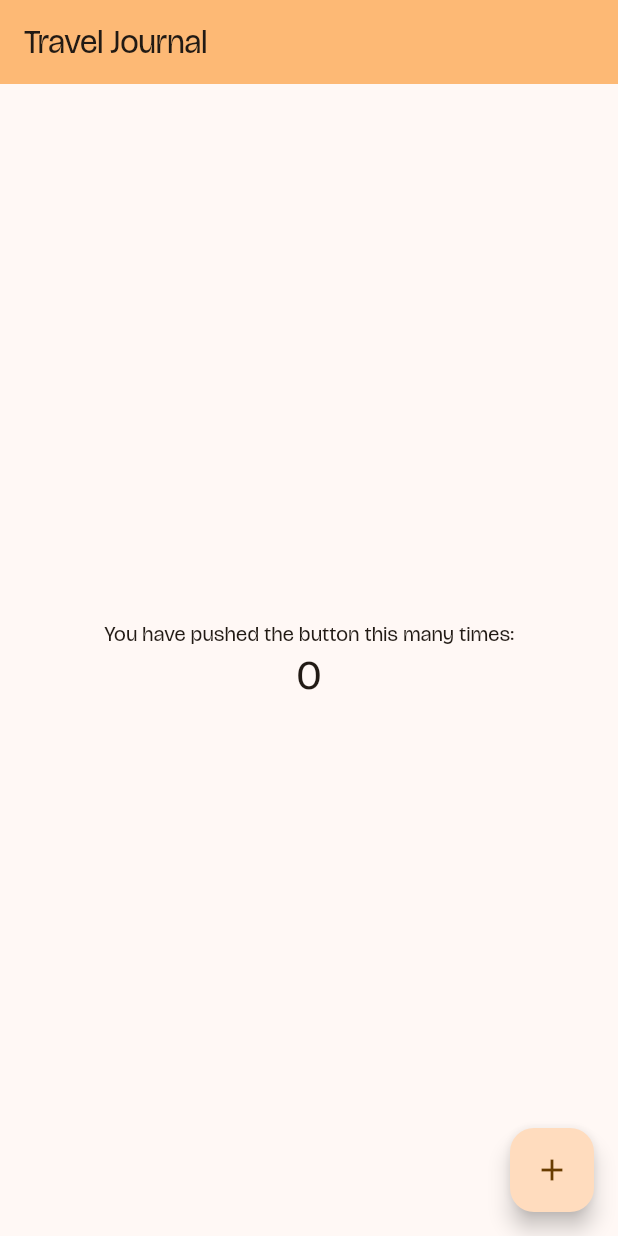
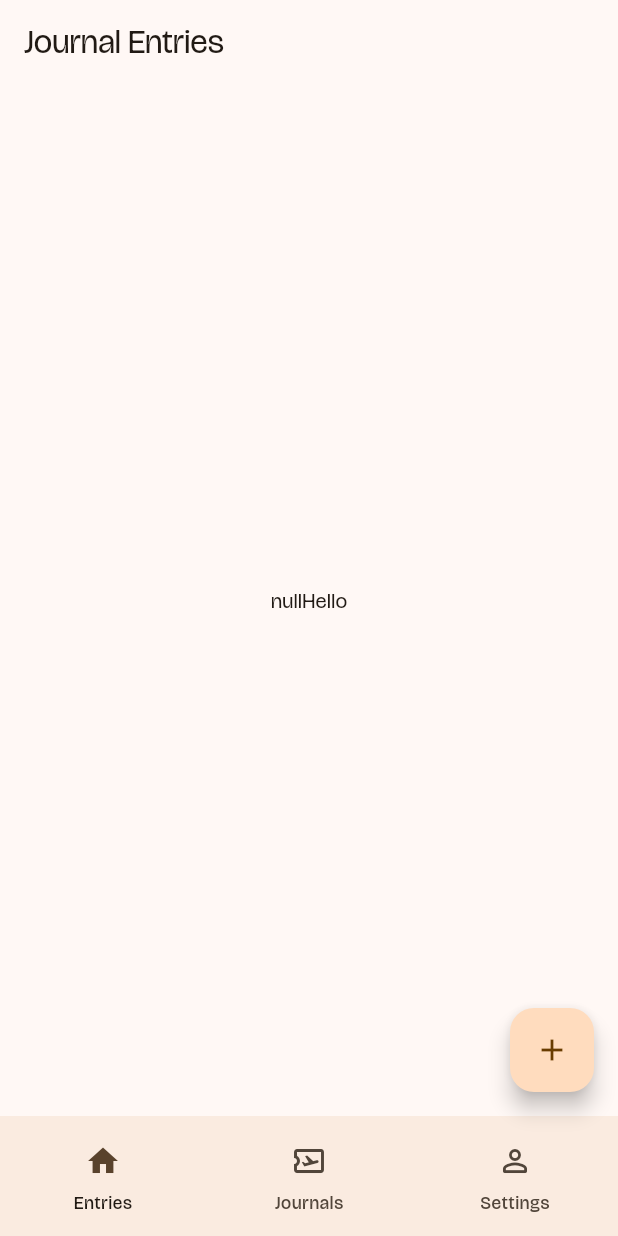
Before and after one commit to jayam04/travel_journal, a Flutter app: the screen it shows after launch, on a phone screen of 412 x 824 dp. Run offline on Flutter 3.47's test engine with Material 3 defaults, Android fonts, the phone set to English and light mode, and no system bars; our stand-ins replace firebase_auth, firebase_core; accounts and stored records are empty.

```diff
--- /dev/null
+++ b/devtools_options.yaml
@@ -0,0 +1,3 @@
+description: This file stores settings for Dart & Flutter DevTools.
+documentation: https://docs.flutter.dev/tools/devtools/extensions#configure-extension-enablement-states
+extensions:
--- /dev/null
+++ b/lib/constants.dart
@@ -0,0 +1,5 @@
+// ignore_for_file: constant_identifier_names
+
+const int ENTRIES_PAGE = 0;
+const int JOURNALS_PAGE = 1;
+const int SETTINGS_PAGE = 2;
--- /dev/null
+++ b/lib/entries_page.dart
@@ -0,0 +1,28 @@
+import 'package:flutter/material.dart';
+import 'package:provider/provider.dart';
+import 'package:travel_journal/provider/auth_provider.dart';
+
+class EntriesPage extends StatefulWidget {
+  const EntriesPage({super.key});
+
+  @override
+  State<EntriesPage> createState() => _EntriesPageState();
+}
+
+class _EntriesPageState extends State<EntriesPage> {
+  @override
+  Widget build(BuildContext context) {
+    final authProvider = Provider.of<AuthProvider>(context);
+    final String user = "${authProvider.user}Hello";
+
+    return Scaffold(
+      appBar: AppBar(
+        title: const Text('Journal Entries'),
+      ),
+
+      body: Center(
+        child: Text(user),
+      )
+    );
+  }
+}
--- /dev/null
+++ b/lib/home_page.dart
@@ -0,0 +1,79 @@
+import 'package:flutter/material.dart';
+import 'package:travel_journal/entries_page.dart';
+import 'package:travel_journal/journals_page.dart';
+import 'package:travel_journal/settings_page.dart';
+
+class MyHomePage extends StatefulWidget {
+  const MyHomePage({super.key, required this.title});
+  final String title;
+
+  @override
+  State<MyHomePage> createState() => _MyHomePageState();
+}
+
+class _MyHomePageState extends State<MyHomePage> {
+  int currentPageIndex = 0;
+
+  void handleClick() {
+    // TODO: Handle click
+  }
+  @override
+  Widget build(BuildContext context) {
+    // Handle navigation
+    Widget page;
+    switch (currentPageIndex) {
+      case 0:
+        page = const EntriesPage();
+        break;
+      case 1:
+        page = const JournalsPage();
+        break;
+      case 2:
+        page = const SettingsPage();
+        break;
+      default:
+        throw UnimplementedError('no widget for $currentPageIndex');
+    }
+
+    // Build the page
+    return Scaffold(
+      // appBar: AppBar(
+      //   backgroundColor: Theme.of(context).colorScheme.inversePrimary,
+      //   title: Text(widget.title),
+      // ),
+      body: Center(
+        child: page,
+      ),
+      floatingActionButton: FloatingActionButton(
+        onPressed: handleClick,
+        tooltip: currentPageIndex == 0 ? 'Add Entry' : 'Add Journal',
+        child: const Icon(Icons.add),
+      ),
+      bottomNavigationBar: NavigationBar(
+        onDestinationSelected: (int index) {
+          setState(() {
+            currentPageIndex = index;
+          });
+        },
+        indicatorColor: Colors.transparent,
+        selectedIndex: currentPageIndex,
+        destinations: const <Widget>[
+          NavigationDestination(
+            selectedIcon: Icon(Icons.home),
+            icon: Icon(Icons.home_outlined),
+            label: 'Entries',
+          ),
+          NavigationDestination(
+              selectedIcon: Icon(Icons.airplane_ticket),
+              icon: Icon(Icons.airplane_ticket_outlined),
+              label: "Journals"),
+          NavigationDestination(
+            selectedIcon: Icon(Icons.person_rounded),
+            icon: Icon(Icons.person_outline_rounded),
+            label: 'Settings',
+          ),
+        ],
+      ),
+    );
+  }
+}
--- a/lib/main.dart
+++ b/lib/main.dart
@@ -1,6 +1,13 @@
 import 'package:flutter/material.dart';
+import 'package:provider/provider.dart';
+import 'package:travel_journal/home_page.dart';
+import 'package:travel_journal/provider/auth_provider.dart';
+import 'package:travel_journal/provider/firebase_service.dart';
 
-void main() {
+void main() async {
+  WidgetsFlutterBinding.ensureInitialized();
+  // TODO: Remove await and make only dependent components await
+  await FirebaseService.initializeFirebase(); // Initialize Firebase
   runApp(const MyApp());
 }
 
@@ -10,117 +17,19 @@ class MyApp extends StatelessWidget {
   // This widget is the root of your application.
   @override
   Widget build(BuildContext context) {
-    return MaterialApp(
-      title: 'Travel Journal',
-      theme: ThemeData(
-        // This is the theme of your application.
-        //
-        // TRY THIS: Try running your application with "flutter run". You'll see
-        // the application has a purple toolbar. Then, without quitting the app,
-        // try changing the seedColor in the colorScheme below to Colors.green
-        // and then invoke "hot reload" (save your changes or press the "hot
-        // reload" button in a Flutter-supported IDE, or press "r" if you used
-        // the command line to start the app).
-        //
-        // Notice that the counter didn't reset back to zero; the application
-        // state is not lost during the reload. To reset the state, use hot
-        // restart instead.
-        //
-        // This works for code too, not just values: Most code changes can be
-        // tested with just a hot reload.
-        colorScheme: ColorScheme.fromSeed(seedColor: Colors.orange),
-        useMaterial3: true,
-        fontFamily: 'Bricolage Grotesque',
+    return MultiProvider(
+      providers: [
+        ChangeNotifierProvider<AuthProvider>(create: (_) => AuthProvider()),
+      ],
+      child: MaterialApp(
+        title: 'Travel Journal',
+        theme: ThemeData(
+          colorScheme: ColorScheme.fromSeed(seedColor: Colors.orange),
+          useMaterial3: true,
+          fontFamily: 'Bricolage Grotesque',
+        ),
+        home: const MyHomePage(title: 'Journals'),
       ),
-      home: const MyHomePage(title: 'Travel Journal'),
     );
   }
 }
-
-class MyHomePage extends StatefulWidget {
-  const MyHomePage({super.key, required this.title});
-
-  // This widget is the home page of your application. It is stateful, meaning
-  // that it has a State object (defined below) that contains fields that affect
-  // how it looks.
-
-  // This class is the configuration for the state. It holds the values (in this
-  // case the title) provided by the parent (in this case the App widget) and
-  // used by the build method of the State. Fields in a Widget subclass are
-  // always marked "final".
-
-  final String title;
-
-  @override
-  State<MyHomePage> createState() => _MyHomePageState();
-}
-
-class _MyHomePageState extends State<MyHomePage> {
-  int _counter = 0;
-
-  void _incrementCounter() {
-    setState(() {
-      // This call to setState tells the Flutter framework that something has
-      // changed in this State, which causes it to rerun the build method below
-      // so that the display can reflect the updated values. If we changed
-      // _counter without calling setState(), then the build method would not be
-      // called again, and so nothing would appear to happen.
-      _counter++;
-    });
-  }
-
-  @override
-  Widget build(BuildContext context) {
-    // This method is rerun every time setState is called, for instance as done
-    // by the _incrementCounter method above.
-    //
-    // The Flutter framework has been optimized to make rerunning build methods
-    // fast, so that you can just rebuild anything that needs updating rather
-    // than having to individually change instances of widgets.
-    return Scaffold(
-      appBar: AppBar(
-        // TRY THIS: Try changing the color here to a specific color (to
-        // Colors.amber, perhaps?) and trigger a hot reload to see the AppBar
-        // change color while the other colors stay the same.
-        backgroundColor: Theme.of(context).colorScheme.inversePrimary,
-        // Here we take the value from the MyHomePage object that was created by
-        // the App.build method, and use it to set our appbar title.
-        title: Text(widget.title),
-      ),
-      body: Center(
-        // Center is a layout widget. It takes a single child and positions it
-        // in the middle of the parent.
-        child: Column(
-          // Column is also a layout widget. It takes a list of children and
-          // arranges them vertically. By default, it sizes itself to fit its
-          // children horizontally, and tries to be as tall as its parent.
-          //
-          // Column has various properties to control how it sizes itself and
-          // how it positions its children. Here we use mainAxisAlignment to
-          // center the children vertically; the main axis here is the vertical
-          // axis because Columns are vertical (the cross axis would be
-          // horizontal).
-          //
-          // TRY THIS: Invoke "debug painting" (choose the "Toggle Debug Paint"
-          // action in the IDE, or press "p" in the console), to see the
-          // wireframe for each widget.
-          mainAxisAlignment: MainAxisAlignment.center,
-          children: <Widget>[
-            const Text(
-              'You have pushed the button this many times:',
-            ),
-            Text(
-              '$_counter',
-              style: Theme.of(context).textTheme.headlineMedium,
-            ),
-          ],
-        ),
-      ),
-      floatingActionButton: FloatingActionButton(
-        onPressed: _incrementCounter,
-        tooltip: 'Increment',
-        child: const Icon(Icons.add),
-      ), // This trailing comma makes auto-formatting nicer for build methods.
-    );
-  }
-}
--- /dev/null
+++ b/lib/models.dart
@@ -0,0 +1,13 @@
+class User {
+  String id;
+  String email;
+  String name;
+  String? profilePicture;
+
+  User({
+    required this.id,
+    required this.email,
+    required this.name,
+    this.profilePicture,
+  });
+}
--- /dev/null
+++ b/lib/provider/auth_provider.dart
@@ -0,0 +1,48 @@
+import 'dart:developer';
+
+import 'package:flutter/material.dart';
+import 'package:firebase_auth/firebase_auth.dart';
+import 'auth_service.dart';
+
+class AuthProvider with ChangeNotifier {
+  final AuthService _authService = AuthService();
+  User? _user;
+
+  User? get user => _user;
+
+  AuthProvider() {
+    _authService.user.listen((User? user) {
+      _user = user;
+      notifyListeners();
+    });
+  }
+
+Future<void> signIn(String email, String password) async {
+  try {
+    _user = await _authService.signIn(email, password);
+    notifyListeners();
+  } catch (e) {
+    log('Error during sign-in: $e');
+    // Show error message to user
+  }
+}
+
+
+Future<void> signUp(String email, String password) async {
+  try {
+    _user = await _authService.signUp(email, password);
+    notifyListeners();
+  } catch (e) {
+    log(e.toString());
+    // Handle error
+  }
+}
+
+
+  // Sign out
+  Future<void> signOut() async {
+    await _authService.signOut();
+    _user = null;
+    notifyListeners();
+  }
+}
```
Also changed, not shown: lib/journals_page.dart (added, +60 -0 lines), lib/pages/login_page.dart (added, +52 -0 lines), lib/pages/signup_page.dart (added, +44 -0 lines), lib/provider/auth_service.dart (added, +45 -0 lines), lib/provider/firebase_service.dart (added, +15 -0 lines), lib/settings_page.dart (added, +26 -0 lines), pubspec.yaml (+3 -34 lines), firebase.json (added), lib/firebase_options.dart (added), pubspec.lock, 8 other files.
